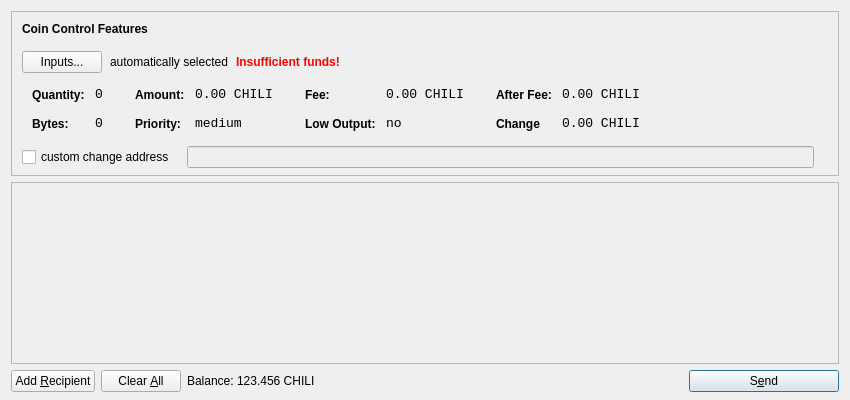
Old version of the form src/qt/forms/sendcoinsdialog.ui in the repository ChiliCoin/ChiliCoin.
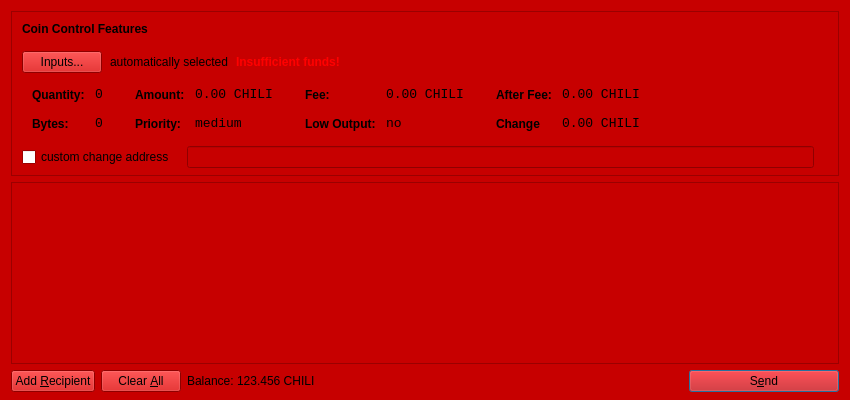
New version of the form. Icons and pictures are not drawn.

What changed in the file:
```diff
--- a/src/qt/forms/sendcoinsdialog.ui
+++ b/src/qt/forms/sendcoinsdialog.ui
@@ -10,6 +10,421 @@
     <height>400</height>
    </rect>
   </property>
+  <property name="palette">
+   <palette>
+    <active>
+     <colorrole role="WindowText">
+      <brush brushstyle="SolidPattern">
+       <color alpha="255">
+        <red>0</red>
+        <green>0</green>
+        <blue>0</blue>
+       </color>
+      </brush>
+     </colorrole>
+     <colorrole role="Button">
+      <brush brushstyle="SolidPattern">
+       <color alpha="255">
+        <red>199</red>
+        <green>0</green>
+        <blue>0</blue>
+       </color>
+      </brush>
+     </colorrole>
+     <colorrole role="Light">
+      <brush brushstyle="SolidPattern">
+       <color alpha="255">
+        <red>255</red>
+        <green>43</green>
+        <blue>43</blue>
+       </color>
+      </brush>
+     </colorrole>
+     <colorrole role="Midlight">
+      <brush brushstyle="SolidPattern">
+       <color alpha="255">
+        <red>227</red>
+        <green>21</green>
+        <blue>21</blue>
+       </color>
+      </brush>
+     </colorrole>
+     <colorrole role="Dark">
+      <brush brushstyle="SolidPattern">
+       <color alpha="255">
+        <red>99</red>
+        <green>0</green>
+        <blue>0</blue>
+       </color>
+      </brush>
+     </colorrole>
+     <colorrole role="Mid">
+      <brush brushstyle="SolidPattern">
+       <color alpha="255">
+        <red>133</red>
+        <green>0</green>
+        <blue>0</blue>
+       </color>
+      </brush>
+     </colorrole>
+     <colorrole role="Text">
+      <brush brushstyle="SolidPattern">
+       <color alpha="255">
+        <red>0</red>
+        <green>0</green>
+        <blue>0</blue>
+       </color>
+      </brush>
+     </colorrole>
+     <colorrole role="BrightText">
+      <brush brushstyle="SolidPattern">
+       <color alpha="255">
+        <red>255</red>
+        <green>255</green>
+        <blue>255</blue>
+       </color>
+      </brush>
+     </colorrole>
+     <colorrole role="ButtonText">
+      <brush brushstyle="SolidPattern">
+       <color alpha="255">
+        <red>0</red>
+        <green>0</green>
+        <blue>0</blue>
+       </color>
+      </brush>
+     </colorrole>
+     <colorrole role="Base">
+      <brush brushstyle="SolidPattern">
+       <color alpha="255">
+        <red>255</red>
+        <green>255</green>
+        <blue>255</blue>
+       </color>
+      </brush>
+     </colorrole>
+     <colorrole role="Window">
+      <brush brushstyle="SolidPattern">
+       <color alpha="255">
+        <red>199</red>
+        <green>0</green>
+        <blue>0</blue>
+       </color>
+      </brush>
+     </colorrole>
+     <colorrole role="Shadow">
+      <brush brushstyle="SolidPattern">
+       <color alpha="255">
+        <red>0</red>
+        <green>0</green>
+        <blue>0</blue>
+       </color>
+      </brush>
+     </colorrole>
+     <colorrole role="AlternateBase">
+      <brush brushstyle="SolidPattern">
+       <color alpha="255">
+        <red>227</red>
+        <green>127</green>
+        <blue>127</blue>
+       </color>
+      </brush>
+     </colorrole>
+     <colorrole role="ToolTipBase">
+      <brush brushstyle="SolidPattern">
+       <color alpha="255">
+        <red>255</red>
+        <green>255</green>
+        <blue>220</blue>
+       </color>
+      </brush>
+     </colorrole>
+     <colorrole role="ToolTipText">
+      <brush brushstyle="SolidPattern">
+       <color alpha="255">
+        <red>0</red>
+        <green>0</green>
+        <blue>0</blue>
+       </color>
+      </brush>
+     </colorrole>
+    </active>
+    <inactive>
+     <colorrole role="WindowText">
+      <brush brushstyle="SolidPattern">
+       <color alpha="255">
+        <red>0</red>
+        <green>0</green>
+        <blue>0</blue>
+       </color>
+      </brush>
+     </colorrole>
+     <colorrole role="Button">
+      <brush brushstyle="SolidPattern">
+       <color alpha="255">
+        <red>199</red>
+        <green>0</green>
+        <blue>0</blue>
+       </color>
+      </brush>
+     </colorrole>
+     <colorrole role="Light">
+      <brush brushstyle="SolidPattern">
+       <color alpha="255">
+        <red>255</red>
+        <green>43</green>
+        <blue>43</blue>
+       </color>
+      </brush>
+     </colorrole>
+     <colorrole role="Midlight">
+      <brush brushstyle="SolidPattern">
+       <color alpha="255">
+        <red>227</red>
+        <green>21</green>
+        <blue>21</blue>
+       </color>
+      </brush>
+     </colorrole>
+     <colorrole role="Dark">
+      <brush brushstyle="SolidPattern">
+       <color alpha="255">
+        <red>99</red>
+        <green>0</green>
+        <blue>0</blue>
+       </color>
+      </brush>
+     </colorrole>
+     <colorrole role="Mid">
+      <brush brushstyle="SolidPattern">
+       <color alpha="255">
+        <red>133</red>
+        <green>0</green>
+        <blue>0</blue>
+       </color>
+      </brush>
+     </colorrole>
+     <colorrole role="Text">
+      <brush brushstyle="SolidPattern">
+       <color alpha="255">
+        <red>0</red>
+        <green>0</green>
+        <blue>0</blue>
+       </color>
+      </brush>
+     </colorrole>
+     <colorrole role="BrightText">
+      <brush brushstyle="SolidPattern">
+       <color alpha="255">
+        <red>255</red>
+        <green>255</green>
+        <blue>255</blue>
+       </color>
+      </brush>
+     </colorrole>
+     <colorrole role="ButtonText">
+      <brush brushstyle="SolidPattern">
+       <color alpha="255">
+        <red>0</red>
+        <green>0</green>
+        <blue>0</blue>
+       </color>
+      </brush>
+     </colorrole>
+     <colorrole role="Base">
+      <brush brushstyle="SolidPattern">
+       <color alpha="255">
+        <red>255</red>
+        <green>255</green>
+        <blue>255</blue>
+       </color>
+      </brush>
+     </colorrole>
+     <colorrole role="Window">
+      <brush brushstyle="SolidPattern">
+       <color alpha="255">
+        <red>199</red>
+        <green>0</green>
+        <blue>0</blue>
+       </color>
+      </brush>
+     </colorrole>
+     <colorrole role="Shadow">
+      <brush brushstyle="SolidPattern">
+       <color alpha="255">
+        <red>0</red>
+        <green>0</green>
+        <blue>0</blue>
+       </color>
+      </brush>
+     </colorrole>
+     <colorrole role="AlternateBase">
+      <brush brushstyle="SolidPattern">
+       <color alpha="255">
+        <red>227</red>
+        <green>127</green>
+        <blue>127</blue>
+       </color>
+      </brush>
+     </colorrole>
+     <colorrole role="ToolTipBase">
+      <brush brushstyle="SolidPattern">
+       <color alpha="255">
+        <red>255</red>
+        <green>255</green>
+        <blue>220</blue>
+       </color>
+      </brush>
+     </colorrole>
+     <colorrole role="ToolTipText">
+      <brush brushstyle="SolidPattern">
+       <color alpha="255">
+        <red>0</red>
+        <green>0</green>
+        <blue>0</blue>
+       </color>
+      </brush>
+     </colorrole>
+    </inactive>
+    <disabled>
+     <colorrole role="WindowText">
+      <brush brushstyle="SolidPattern">
+       <color alpha="255">
+        <red>99</red>
+        <green>0</green>
+        <blue>0</blue>
+       </color>
+      </brush>
+     </colorrole>
+     <colorrole role="Button">
+      <brush brushstyle="SolidPattern">
+       <color alpha="255">
+        <red>199</red>
+        <green>0</green>
+        <blue>0</blue>
+       </color>
+      </brush>
+     </colorrole>
+     <colorrole role="Light">
+      <brush brushstyle="SolidPattern">
+       <color alpha="255">
+        <red>255</red>
+        <green>43</green>
+        <blue>43</blue>
+       </color>
+      </brush>
+     </colorrole>
+     <colorrole role="Midlight">
+      <brush brushstyle="SolidPattern">
+       <color alpha="255">
+        <red>227</red>
+        <green>21</green>
+        <blue>21</blue>
+       </color>
+      </brush>
+     </colorrole>
+     <colorrole role="Dark">
+      <brush brushstyle="SolidPattern">
+       <color alpha="255">
+        <red>99</red>
+        <green>0</green>
+        <blue>0</blue>
+       </color>
+      </brush>
+     </colorrole>
+     <colorrole role="Mid">
+      <brush brushstyle="SolidPattern">
+       <color alpha="255">
+        <red>133</red>
+        <green>0</green>
+        <blue>0</blue>
+       </color>
+      </brush>
+     </colorrole>
+     <colorrole role="Text">
+      <brush brushstyle="SolidPattern">
+       <color alpha="255">
+        <red>99</red>
+        <green>0</green>
+        <blue>0</blue>
+       </color>
+      </brush>
+     </colorrole>
+     <colorrole role="BrightText">
+      <brush brushstyle="SolidPattern">
+       <color alpha="255">
+        <red>255</red>
+        <green>255</green>
+        <blue>255</blue>
+       </color>
+      </brush>
+     </colorrole>
+     <colorrole role="ButtonText">
+      <brush brushstyle="SolidPattern">
+       <color alpha="255">
+        <red>99</red>
+        <green>0</green>
+        <blue>0</blue>
+       </color>
+      </brush>
+     </colorrole>
+     <colorrole role="Base">
+      <brush brushstyle="SolidPattern">
+       <color alpha="255">
+        <red>199</red>
+        <green>0</green>
+        <blue>0</blue>
+       </color>
+      </brush>
+     </colorrole>
+     <colorrole role="Window">
+      <brush brushstyle="SolidPattern">
+       <color alpha="255">
+        <red>199</red>
+        <green>0</green>
+        <blue>0</blue>
+       </color>
+      </brush>
+     </colorrole>
+     <colorrole role="Shadow">
+      <brush brushstyle="SolidPattern">
+       <color alpha="255">
+        <red>0</red>
+        <green>0</green>
+        <blue>0</blue>
+       </color>
+      </brush>
+     </colorrole>
+     <colorrole role="AlternateBase">
+      <brush brushstyle="SolidPattern">
+       <color alpha="255">
+        <red>199</red>
+        <green>0</green>
+        <blue>0</blue>
+       </color>
+      </brush>
+     </colorrole>
+     <colorrole role="ToolTipBase">
+      <brush brushstyle="SolidPattern">
+       <color alpha="255">
+        <red>255</red>
+        <green>255</green>
+        <blue>220</blue>
+       </color>
+      </brush>
+     </colorrole>
+     <colorrole role="ToolTipText">
+      <brush brushstyle="SolidPattern">
+       <color alpha="255">
+        <red>0</red>
+        <green>0</green>
+        <blue>0</blue>
+       </color>
+      </brush>
+     </colorrole>
+    </disabled>
+   </palette>
+  </property>
   <property name="windowTitle">
    <string>Send Coins</string>
   </property>
@@ -39,7 +454,7 @@
      </property>
      <layout class="QVBoxLayout" name="verticalLayoutCoinControl2">
       <property name="spacing">
-       <number>-1</number>
+       <number>6</number>
       </property>
       <property name="leftMargin">
        <number>0</number>
@@ -626,7 +1041,7 @@
         <x>0</x>
         <y>0</y>
         <width>830</width>
-        <height>165</height>
+        <height>172</height>
        </rect>
       </property>
       <layout class="QVBoxLayout" name="verticalLayout_2">
```
Left out of the diff: 22 changed lines with no effect on the pictures.
